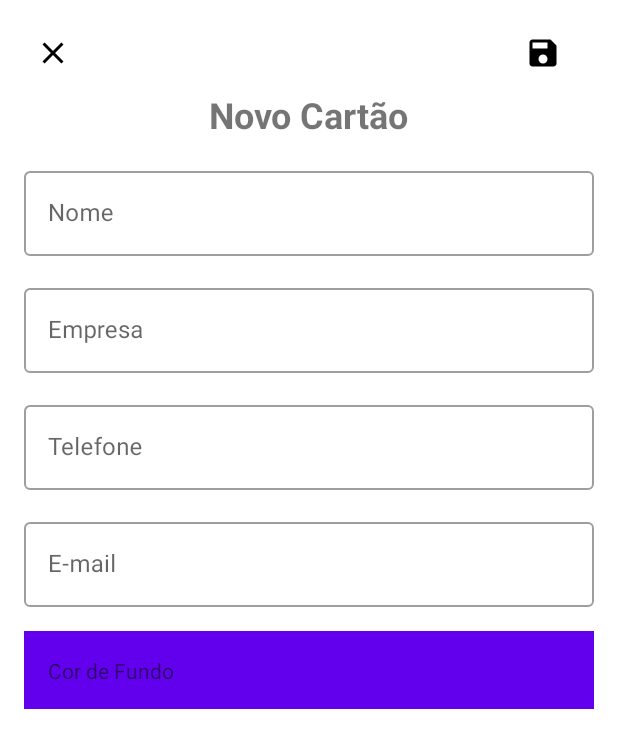
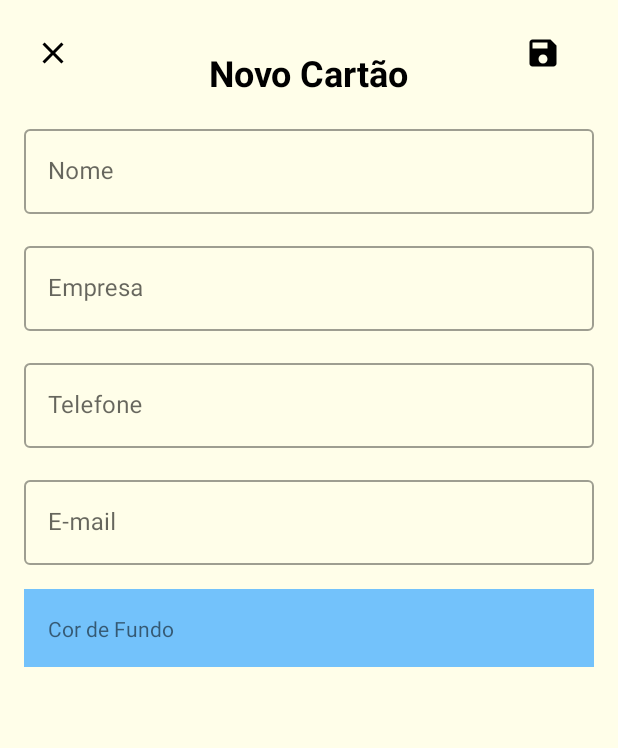
Before and after one commit to Matheus-MNS/android-business-card, an Android app: the screen it shows after launch (MainActivity), after a tap on "add Business Card", on a phone screen of 412 x 824 dp. Shown: the top 748 px of the screen. Run offline under Robolectric (Android 15) with nearby library versions, the phone set to English and light mode, and no system bars; our stand-ins replace Room's generated code.

Commit message:
Layout ajusted

```diff
--- a/app/src/main/java/com/example/businesscard/feature/add_business_card/presentation/color_picker/ColorsEnum.kt
+++ b/app/src/main/java/com/example/businesscard/feature/add_business_card/presentation/color_picker/ColorsEnum.kt
@@ -14,7 +14,7 @@ enum class ColorsEnum(val color: Int) {
     LIGHT_GREEN(R.color.light_green),
     BROWN(R.color.brown),
     GRAY(R.color.gray),
-    DEFAULT (R.color.purple_500);
+    DEFAULT(R.color.maya_blue);
 
     companion object {
 
--- a/app/src/main/res/layout/fragment_add_business_card.xml
+++ b/app/src/main/res/layout/fragment_add_business_card.xml
@@ -4,6 +4,7 @@
     xmlns:tools="http://schemas.android.com/tools"
     android:layout_width="match_parent"
     android:layout_height="match_parent"
+    android:background="@color/alpine_white"
     tools:context=".feature.add_business_card.presentation.AddBusinessCardFragment">
 
 
@@ -31,12 +32,14 @@
         android:id="@+id/title"
         android:layout_width="wrap_content"
         android:layout_height="wrap_content"
+        android:layout_marginTop="32dp"
         android:text="@string/label_description_new_card"
+        android:textColor="@color/black"
         android:textSize="24sp"
         android:textStyle="bold"
         app:layout_constraintEnd_toEndOf="parent"
         app:layout_constraintStart_toStartOf="parent"
-        app:layout_constraintTop_toBottomOf="@id/closeButton" />
+        app:layout_constraintTop_toTopOf="parent" />
 
     <com.google.android.material.textfield.TextInputLayout
         android:id="@+id/nameTil"
--- a/app/src/main/res/layout/fragment_business_card.xml
+++ b/app/src/main/res/layout/fragment_business_card.xml
@@ -4,7 +4,7 @@
     xmlns:tools="http://schemas.android.com/tools"
     android:layout_width="match_parent"
     android:layout_height="match_parent"
-    android:background="@color/lotion"
+    android:background="@color/alpine_white"
     tools:context=".feature.business_card_list.presentation.BusinessCardFragment">
 
     <androidx.appcompat.widget.AppCompatTextView
@@ -13,6 +13,7 @@
         android:layout_height="wrap_content"
         android:layout_marginTop="16dp"
         android:text="@string/label_business_card"
+        android:textColor="@color/black"
         android:textSize="24sp"
         android:textStyle="bold"
         app:layout_constraintEnd_toEndOf="parent"
--- a/app/src/main/res/values-night/themes.xml
+++ b/app/src/main/res/values-night/themes.xml
@@ -2,8 +2,8 @@
     <!-- Base application theme. -->
     <style name="Theme.BusinessCard" parent="Theme.MaterialComponents.DayNight.NoActionBar">
         <!-- Primary brand color. -->
-        <item name="colorPrimary">@color/purple_200</item>
-        <item name="colorPrimaryVariant">@color/purple_700</item>
+        <item name="colorPrimary">@color/celtic_blue</item>
+        <item name="colorPrimaryVariant">@color/celtic_blue</item>
         <item name="colorOnPrimary">@color/black</item>
         <!-- Secondary brand color. -->
         <item name="colorSecondary">@color/teal_200</item>
--- a/app/src/main/res/values/colors.xml
+++ b/app/src/main/res/values/colors.xml
@@ -8,16 +8,17 @@
     <color name="black">#FF000000</color>
     <color name="white">#FFFFFFFF</color>
     <color name="celtic_blue">#1D63DC</color>
-    <color name="lotion">#FBFBFB</color>
     <color name="yellow">#FEE066</color>
     <color name="red">#FF6666</color>
     <color name="purple">#CC99CC</color>
     <color name="dark_blue">#6699FF</color>
     <color name="light_blue">#33CCCC</color>
     <color name="orange">#FFBB5A</color>
-    <color name="green">#99CC99</color>
-    <color name="light_green">#E2F687</color>
-    <color name="brown">#DABDAF</color>
-    <color name="gray">#BFBFBF</color>
+    <color name="green">#00A86B  </color>
+    <color name="light_green">#90EE90 </color>
+    <color name="brown">#654737 </color>
+    <color name="gray">#636D63 </color>
+    <color name="maya_blue">#73C2FB</color>
+    <color name="alpine_white">#FFFEE9</color>
 
 </resources>
--- a/app/src/main/res/values/themes.xml
+++ b/app/src/main/res/values/themes.xml
@@ -2,8 +2,8 @@
     <!-- Base application theme. -->
     <style name="Theme.BusinessCard" parent="Theme.MaterialComponents.DayNight.NoActionBar">
         <!-- Primary brand color. -->
-        <item name="colorPrimary">@color/purple_500</item>
-        <item name="colorPrimaryVariant">@color/purple_700</item>
+        <item name="colorPrimary">@color/celtic_blue</item>
+        <item name="colorPrimaryVariant">@color/celtic_blue</item>
         <item name="colorOnPrimary">@color/white</item>
         <!-- Secondary brand color. -->
         <item name="colorSecondary">@color/teal_200</item>
```
Also changed, not shown: app/src/main/res/layout/item_business_card.xml (+11 -2 lines).
